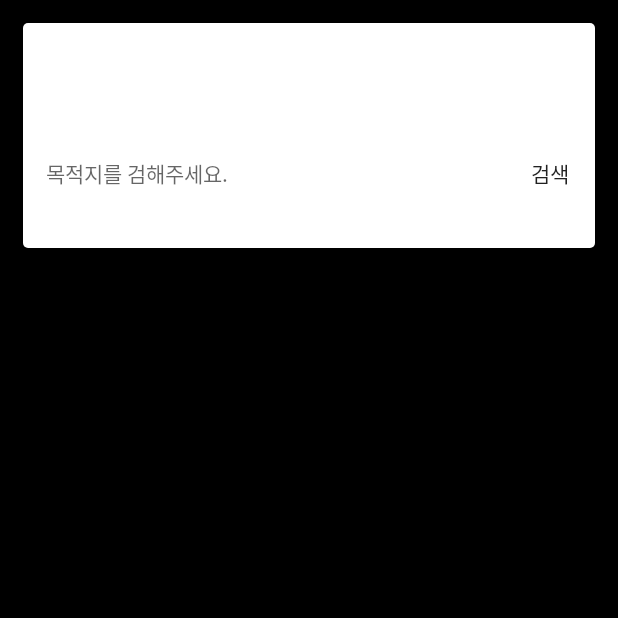
After one commit to kimbongline-kotlin/Android_Module, an Android app: the NavigationActivity screen opened directly, with no data from a screen before it, on a phone screen of 412 x 824 dp, the top half of it. The commit adds this screen. Run offline under Robolectric (Android 15) with nearby library versions, the phone set to English and light mode, and no system bars; our stand-ins replace RxJava, data binding; libraries missing offline, so code that uses them is left out: io.nlopez.smartlocation; 9 statements that could not run were skipped.

Commit message:
MVVM, Google Map을 이용한 간단한 네비게이션 추가.

```diff
--- a/app/src/main/java/com/kbline/kotlin_module/MVVM/GiphyActivity.kt
+++ b/app/src/main/java/com/kbline/kotlin_module/MVVM/GiphyActivity.kt
@@ -30,7 +30,7 @@ class GiphyActivity : KbActivity<ActivityGiphyBinding,GiphyViewModel>() {
 
 
     override fun viewStart() {
-        Log.d("object","hihi")
+
         recycler.run {
             adapter = trendAdapter
             var manager = SpannedGridLayoutManager(SpannedGridLayoutManager.Orientation.VERTICAL, 3)
@@ -60,7 +60,7 @@ class GiphyActivity : KbActivity<ActivityGiphyBinding,GiphyViewModel>() {
 
 
     override fun bindAfter() {
-        var api_key = resources.getString(R.string.api_key)
+        var api_key = resources.getString(R.string.gphy_api)
         viewModel.getData(api_key)
 
         dis.add(RxTextView.textChanges(keywordEdit)
--- /dev/null
+++ b/app/src/main/res/layout/activity_navigation.xml
@@ -0,0 +1,116 @@
+<?xml version="1.0" encoding="utf-8"?>
+<layout
+    xmlns:android="http://schemas.android.com/apk/res/android"
+    xmlns:app="http://schemas.android.com/apk/res-auto"
+    xmlns:tools="http://schemas.android.com/tools">
+
+    <androidx.constraintlayout.widget.ConstraintLayout
+        android:layout_width="match_parent"
+        android:layout_height="match_parent"
+        android:background="#000000"
+        tools:context=".NavigationFolder.NavigationActivity">
+
+        <LinearLayout
+            android:layout_width="match_parent"
+            android:layout_height="match_parent"
+            android:orientation="vertical"
+            app:layout_constraintBottom_toBottomOf="parent"
+            app:layout_constraintEnd_toEndOf="parent"
+            app:layout_constraintStart_toStartOf="parent"
+            app:layout_constraintTop_toTopOf="parent">
+
+            <RelativeLayout
+                android:layout_width="match_parent"
+                android:layout_height="match_parent">
+
+                <LinearLayout
+                    android:layout_width="match_parent"
+                    android:layout_height="match_parent"
+                    android:orientation="vertical">
+
+                    <LinearLayout
+                        android:layout_width="match_parent"
+                        android:layout_height="150dp"
+                        android:layout_margin="15dp"
+                        android:background="@drawable/white_corner_square_box"
+                        android:orientation="vertical">
+
+                        <RelativeLayout
+                            android:layout_width="match_parent"
+                            android:layout_height="match_parent"
+                            android:layout_weight="1">
+
+                            <TextView
+                                android:id="@+id/myAddressLabel"
+                                android:layout_width="match_parent"
+                                android:layout_height="50dp"
+                                android:layout_marginLeft="15dp"
+                                android:layout_marginTop="15dp"
+                                android:layout_marginRight="15dp"
+                                android:gravity="center_vertical"
+                                android:textColor="@color/titleColor"
+                                android:textSize="14sp" />
+                        </RelativeLayout>
+
+                        <RelativeLayout
+                            android:layout_width="match_parent"
+                            android:layout_height="match_parent"
+                            android:layout_weight="1">
+
+                            <Button
+                                android:id="@+id/searchBtn"
+                                style="@style/Widget.AppCompat.Button.Borderless"
+                                android:layout_width="60dp"
+                                android:layout_height="50dp"
+                                android:layout_alignParentRight="true"
+                                android:background="#00000000"
+                                android:text="검색" />
+
+                            <TextView
+                                android:id="@+id/searchAddressBtn"
+                                android:layout_width="match_parent"
+                                android:layout_height="50dp"
+                                android:layout_marginLeft="15dp"
+                                android:layout_marginRight="60dp"
+                                android:ems="10"
+                                android:gravity="center_vertical"
+                                android:hint="목적지를 검해주세요."
+                                android:inputType="textPersonName"
+                                android:textColor="@color/titleColor"
+                                android:textSize="14sp" />
+                        </RelativeLayout>
+                    </LinearLayout>
+
+                    <fragment
+                        android:id="@+id/map"
+                        android:name="com.google.android.gms.maps.SupportMapFragment"
+                        android:layout_width="match_parent"
+                        android:layout_height="match_parent" />
+                </LinearLayout>
+
+                <TextView
+                    android:id="@+id/resultLayer"
+                    android:layout_width="match_parent"
+                    android:layout_height="wrap_content"
+                    android:layout_alignParentBottom="true"
+                    android:layout_marginStart="15dp"
+                    android:layout_marginLeft="15dp"
+                    android:layout_marginTop="15dp"
+                    android:layout_marginEnd="15dp"
+                    android:layout_marginRight="15dp"
+                    android:layout_marginBottom="15dp"
+                    android:background="@drawable/white_corner_square_box"
+                    android:lineSpacingExtra="8dp"
+                    android:paddingLeft="30dp"
+                    android:paddingTop="15dp"
+                    android:paddingRight="30dp"
+                    android:paddingBottom="15dp"
+                    android:text="TextView"
+                    android:textColor="@color/titleColor"
+                    android:visibility="gone" />
+
+            </RelativeLayout>
+
+        </LinearLayout>
+    </androidx.constraintlayout.widget.ConstraintLayout>
+</layout>
--- a/app/src/main/res/values/strings.xml
+++ b/app/src/main/res/values/strings.xml
@@ -1,6 +1,7 @@
 <resources>
     <string name="app_name">김봉라인_Kotlin_모듈</string>
-    <string name="api_key">4RxbROuxZkCoqIaBZKMysQZygRZu2zq8</string>
+
     <string name="top_logo">GIPHY</string>
     <string name="keyword_hint_txt">키워드를 입력해주세요.</string>
+
 </resources>
--- a/kotlin-module/build.gradle
+++ b/kotlin-module/build.gradle
@@ -121,4 +121,7 @@ dependencies {
     implementation 'gun0912.ted:tedpermission:2.1.1'
 
     implementation 'com.android.support:multidex:1.0.3'
+
+
+
 }
```
Also changed, not shown: app/build.gradle (+10 -0 lines), app/src/main/AndroidManifest.xml (+11 -1 lines), app/src/main/java/com/kbline/kotlin_module/HomeActivity.kt (+25 -0 lines), app/src/main/java/com/kbline/kotlin_module/MVVM/Module/ApiModule.kt (+8 -1 lines), app/src/main/java/com/kbline/kotlin_module/NavigationFolder/NavigationActivity.kt (added, +172 -0 lines), app/src/main/java/com/kbline/kotlin_module/NavigationFolder/NavigationViewModel.kt (added, +100 -0 lines), app/src/main/res/layout/activity_home.xml (+7 -0 lines), kotlin-module/src/main/java/com/kbline/kotlin_module/HashKeyUtil/HashKeyTool.kt (+21 -0 lines).
